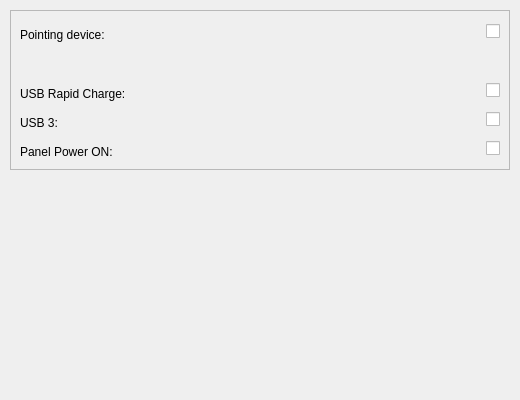
Old version of the form src/kcm/general.ui in the repository jfmcarreira/ktoshiba.
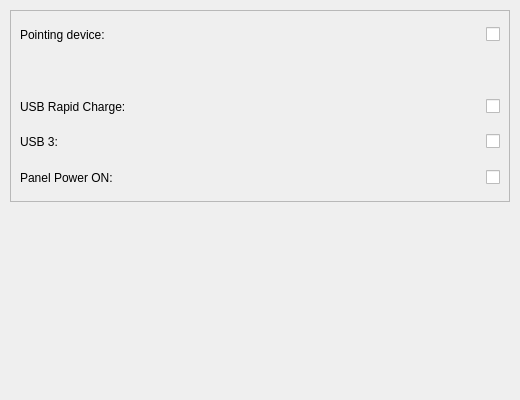
New version of the form.

```diff
--- a/src/kcm/general.ui
+++ b/src/kcm/general.ui
@@ -19,7 +19,7 @@
      <x>10</x>
      <y>10</y>
      <width>500</width>
-     <height>160</height>
+     <height>192</height>
     </rect>
    </property>
    <layout class="QVBoxLayout" name="verticalLayout">
```
Left out of the diff: 12 changed lines with no effect on the pictures.
